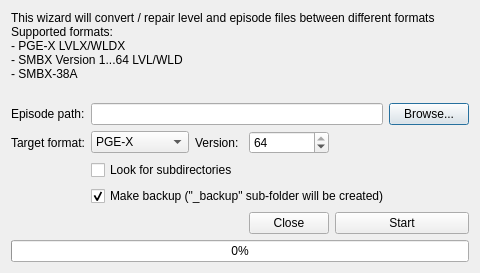
Above: Maintainer/EpisodeCvt/episode_converter.ui from WohlSoft/Moondust-Project before the change. Below: the same form after it.
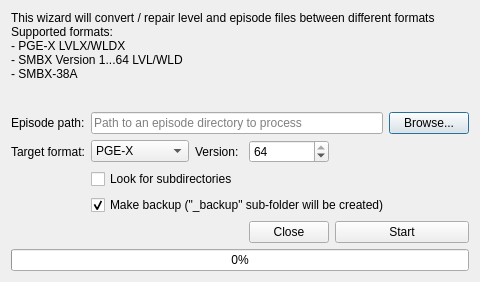
That is the form after the change. Icons and pictures are not drawn.

Commit message: Maintainer: Added placeholders to some line edit fields

```diff
--- a/Maintainer/EpisodeCvt/episode_converter.ui
+++ b/Maintainer/EpisodeCvt/episode_converter.ui
@@ -7,7 +7,7 @@
     <x>0</x>
     <y>0</y>
     <width>480</width>
-    <height>273</height>
+    <height>282</height>
    </rect>
   </property>
   <property name="windowTitle">
@@ -43,7 +43,11 @@
     </widget>
    </item>
    <item row="1" column="1" colspan="4">
-    <widget class="QLineEdit" name="episodePath"/>
+    <widget class="QLineEdit" name="episodePath">
+     <property name="placeholderText">
+      <string>Path to an episode directory to process</string>
+     </property>
+    </widget>
    </item>
    <item row="1" column="5">
     <widget class="QPushButton" name="browse">
```
The commit also changes 3 other files.
